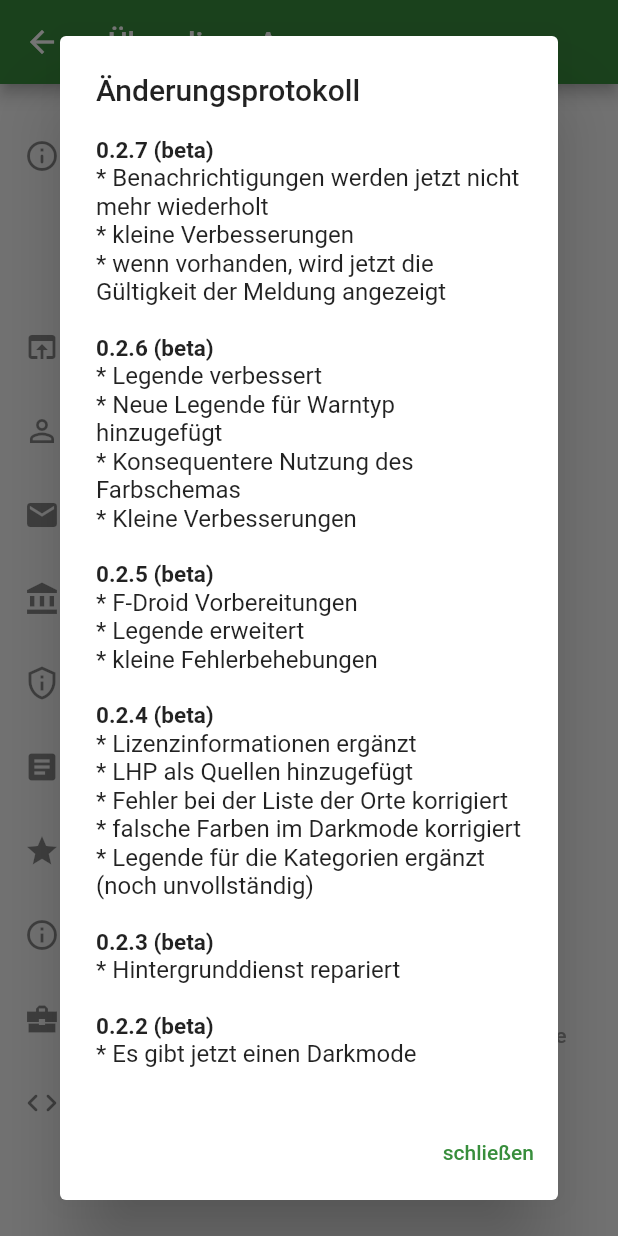
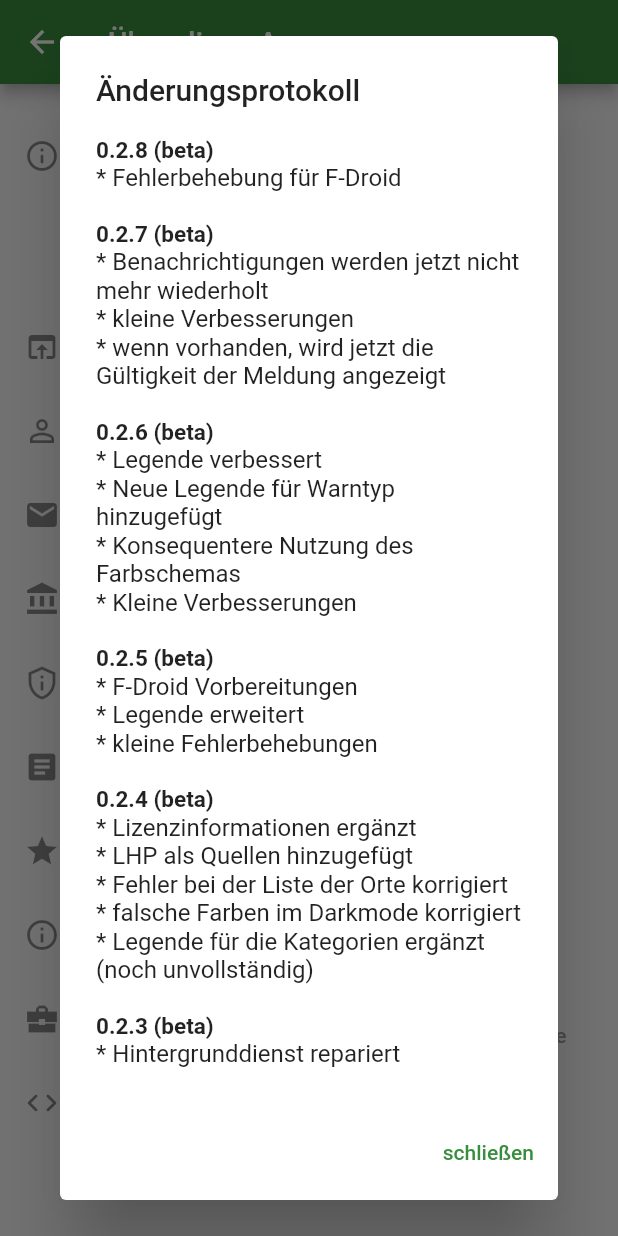
Before and after one commit to nucleus-ffm/foss_warn, a Flutter app: the AboutView screen opened directly, after a tap on "Version:", on a phone screen of 412 x 824 dp. Run offline on Flutter 3.47's test engine with Material 2 defaults, Android fonts, the phone set to English and light mode, and no system bars; our stand-ins replace flutter_local_notifications, rxdart, share_plus, shared_preferences; missing offline and left inert: app_settings, workmanager; accounts and stored records are empty.

Commit message:
increase version to 0.2.8 with F-Droid fixes

```diff
--- a/lib/views/SettingsView.dart
+++ b/lib/views/SettingsView.dart
@@ -32,7 +32,7 @@ bool showWelcomeScreen = true;
 String sortWarningsBy = "severity";
 bool updateAvailable = false;
 
-String versionNumber = "0.2.7"; // shown in the about view
+String versionNumber = "0.2.8"; // shown in the about view
 String githubVersionNumber = versionNumber; // used in the update check
 bool gitHubRelease =
     false; // if true, there the check for update Button is shown
--- a/lib/widgets/dialogs/ChangeLogDialog.dart
+++ b/lib/widgets/dialogs/ChangeLogDialog.dart
@@ -13,6 +13,11 @@ class ChangeLogDialog extends StatelessWidget {
             crossAxisAlignment: CrossAxisAlignment.start,
             mainAxisSize: MainAxisSize.min,
             children: [
+              Text(
+                "0.2.8 (beta)",
+                style: TextStyle(fontSize: 15, fontWeight: FontWeight.bold),
+              ),
+              Text("* Fehlerbehebung für F-Droid  \n"),
               Text(
                 "0.2.7 (beta)",
                 style: TextStyle(fontSize: 15, fontWeight: FontWeight.bold),
--- a/pubspec.yaml
+++ b/pubspec.yaml
@@ -15,7 +15,7 @@ publish_to: 'none' # Remove this line if you wish to publish to pub.dev
 # In iOS, build-name is used as CFBundleShortVersionString while build-number used as CFBundleVersion.
 # Read more about iOS versioning at
 # https://developer.apple.com/library/archive/documentation/General/Reference/InfoPlistKeyReference/Articles/CoreFoundationKeys.html
-version: 0.2.7+13
+version: 0.2.8+14
 
 environment:
   sdk: ">=2.14.0 <3.0.0"
```
Also changed, not shown: pubspec.lock.
